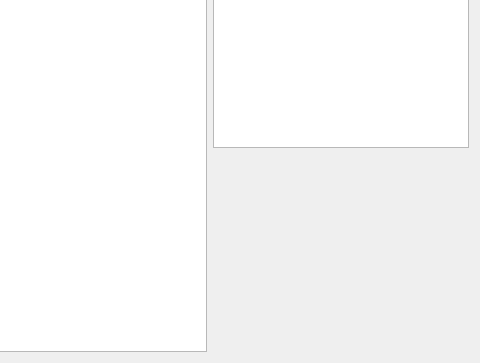
Cardiff-CHFE/InstrumentControl, file res/ui/vnaDataWindow.ui: the form before one commit; both pictures show x 404 to 884 and y 250 to 613 of the 884 by 613 pixel window.
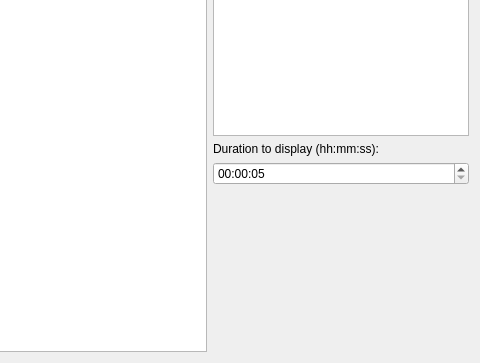
The form after the commit. Custom widgets are drawn as their Qt base class.

Commit message: change VNA data window history size

Patch:
```diff
--- a/res/ui/vnaDataWindow.ui
+++ b/res/ui/vnaDataWindow.ui
@@ -93,6 +93,40 @@
      <item>
       <widget class="QTableWidget" name="segmentTable"/>
      </item>
+     <item>
+      <widget class="QLabel" name="label">
+       <property name="text">
+        <string>Duration to display (hh:mm:ss):</string>
+       </property>
+      </widget>
+     </item>
+     <item>
+      <widget class="QTimeEdit" name="historicalDuration">
+       <property name="minimumTime">
+        <time>
+         <hour>0</hour>
+         <minute>0</minute>
+         <second>1</second>
+        </time>
+       </property>
+       <property name="currentSection">
+        <enum>QDateTimeEdit::HourSection</enum>
+       </property>
+       <property name="displayFormat">
+        <string>HH:mm:ss</string>
+       </property>
+       <property name="timeSpec">
+        <enum>Qt::LocalTime</enum>
+       </property>
+       <property name="time">
+        <time>
+         <hour>0</hour>
+         <minute>0</minute>
+         <second>5</second>
+        </time>
+       </property>
+      </widget>
+     </item>
      <item>
       <spacer name="verticalSpacer">
        <property name="orientation">
```
The commit also changes 1 other file.
